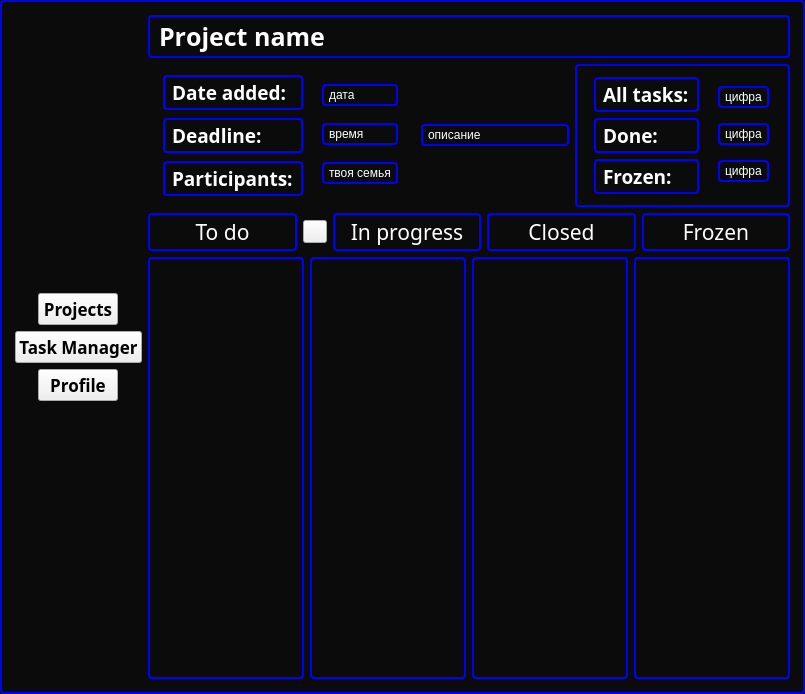
kiozet/TaskManagerWithAI, file ui/MainWindowTaskManager.ui: the form before one commit.
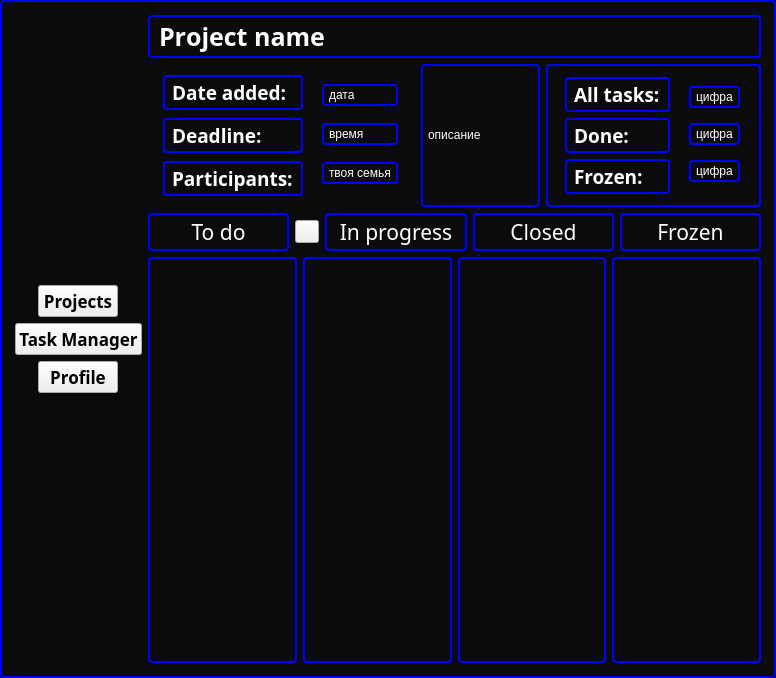
The form after the commit. Icons and pictures are not drawn.

Commit message: Edit description label in MainWindowTaskManager

```diff
--- a/ui/MainWindowTaskManager.ui
+++ b/ui/MainWindowTaskManager.ui
@@ -9,8 +9,8 @@
    <rect>
     <x>0</x>
     <y>0</y>
-    <width>805</width>
-    <height>694</height>
+    <width>776</width>
+    <height>678</height>
    </rect>
   </property>
   <property name="sizePolicy">
@@ -91,6 +91,9 @@
          <stylestrategy>PreferDefault</stylestrategy>
         </font>
        </property>
+       <property name="autoFillBackground">
+        <bool>false</bool>
+       </property>
        <property name="styleSheet">
         <string notr="true">setGeometry ( x, y, w * 0.5, h * 0.5 );</string>
        </property>
@@ -394,7 +397,7 @@
        <item row="0" column="1">
         <widget class="QLabel" name="pr_description">
          <property name="sizePolicy">
-          <sizepolicy hsizetype="Expanding" vsizetype="Fixed">
+          <sizepolicy hsizetype="Expanding" vsizetype="Minimum">
            <horstretch>0</horstretch>
            <verstretch>0</verstretch>
           </sizepolicy>
```
Left out of the diff: 2 changed lines with no effect on the pictures.
